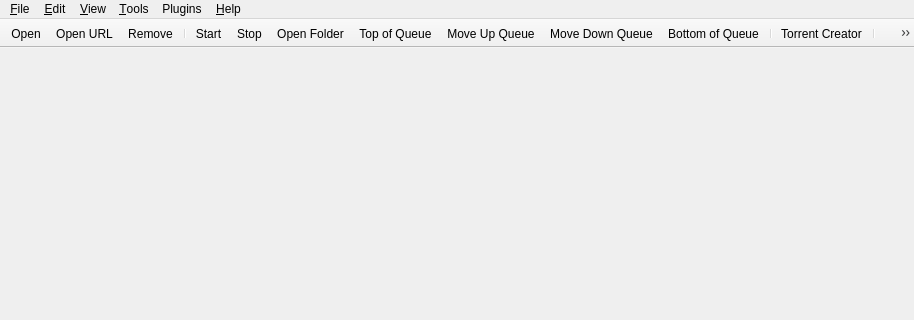
This is src/gui/mainwindow.ui in lucassantilli/qbt-patches as Qt 5 draws it before an edit; both pictures show x 0 to 914 and y 0 to 320 of the 914 by 563 pixel window. The edited form follows.
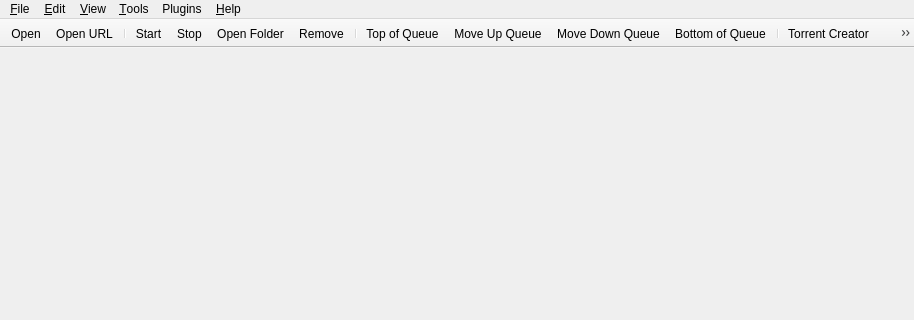
This is the edited form.

What changed in the file:
```diff
--- a/src/gui/mainwindow.ui
+++ b/src/gui/mainwindow.ui
@@ -162,18 +162,18 @@
    </attribute>
    <addaction name="actionOpen"/>
    <addaction name="actionDownloadFromURL"/>
-   <addaction name="actionDelete"/>
    <addaction name="separator"/>
    <addaction name="actionStart"/>
    <addaction name="actionStop"/>
    <addaction name="actionOpenDestinationFolder"/>
+   <addaction name="actionDelete"/>
+   <addaction name="separator"/>   
    <addaction name="actionTopQueuePos"/>
    <addaction name="actionIncreaseQueuePos"/>
    <addaction name="actionDecreaseQueuePos"/>
    <addaction name="actionBottomQueuePos"/>
    <addaction name="separator"/>
    <addaction name="actionCreateTorrent"/>
-   <addaction name="separator"/>
    <addaction name="actionOptions"/>
    <addaction name="actionLock"/>
   </widget>
```
